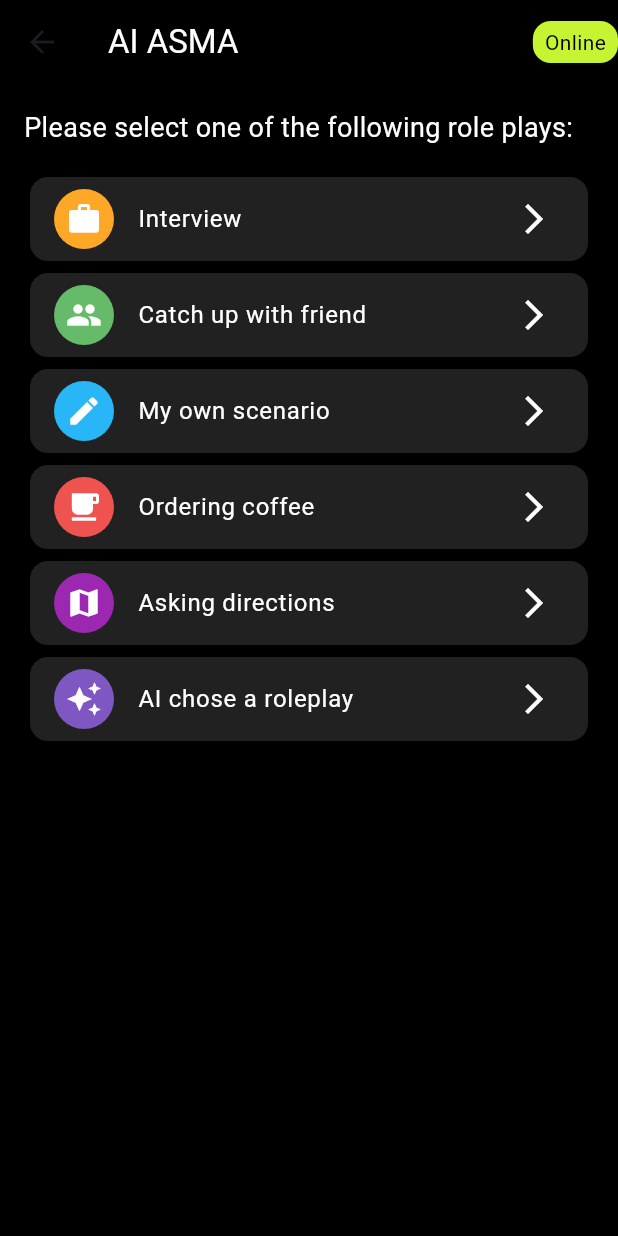
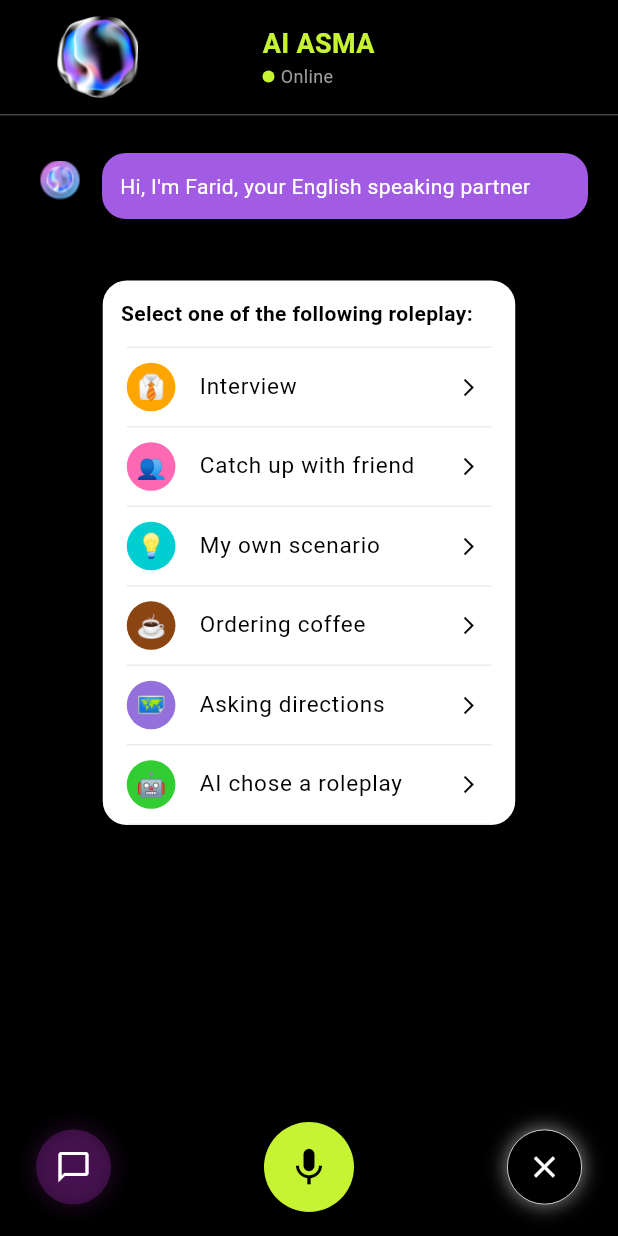
Before and after one commit to faridrazza/frontapp, a Flutter app: the SpeakWithAIScreen screen opened directly, on a phone screen of 412 x 824 dp. Run offline on Flutter 3.47's test engine with Material 3 defaults, Android fonts, the phone set to English and light mode, and no system bars; our stand-ins replace dio, equatable, flutter_bloc, flutter_secure_storage, google_fonts, intl_phone_number_input and 2 more; missing offline and left inert: flutter_sound; accounts and stored records are empty.

Commit message:
creating the chat screen

```diff
--- a/lib/features/speak_with_ai/presentation/screens/speak_with_ai_screen.dart
+++ b/lib/features/speak_with_ai/presentation/screens/speak_with_ai_screen.dart
@@ -14,34 +14,113 @@ class SpeakWithAIScreen extends StatelessWidget {
   Widget build(BuildContext context) {
     return Scaffold(
       backgroundColor: Colors.black,
-      appBar: AppBar(
-        backgroundColor: Colors.transparent,
-        elevation: 0,
-        title: Text('AI ASMA', style: TextStyle(color: Colors.white)),
-        actions: [
+      body: SafeArea(
+        child: Column(
+          children: [
+            _buildHeader(),
+            Divider(color: Colors.grey[800], height: 1),
+            Expanded(
+              child: BlocBuilder<SpeakWithAIBloc, SpeakWithAIState>(
+                builder: (context, state) {
+                  if (state is SpeakWithAIInitial) {
+                    return _buildInitialState(context);
+                  } else if (state is SpeakWithAIConversation) {
+                    return _buildConversationState(context, state);
+                  } else if (state is SpeakWithAIEnded) {
+                    return Center(child: Text('Roleplay ended. Feedback: ${state.feedback}', style: TextStyle(color: Colors.white)));
+                  } else if (state is SpeakWithAIError) {
+                    return Center(child: Text('Error: ${state.message}', style: TextStyle(color: Colors.white)));
+                  } else {
+                    return Center(child: CircularProgressIndicator(valueColor: AlwaysStoppedAnimation<Color>(Color(0xFFC6F432))));
+                  }
+                },
+              ),
+            ),
+            _buildBottomBar(context),
+          ],
+        ),
+      ),
+    );
+  }
+
+  Widget _buildHeader() {
+    return Padding(
+      // padding: const EdgeInsets.all(16.0),
+      padding: const EdgeInsets.symmetric(horizontal: 35.0, vertical: 8.0),
+      child: Row(
+        children: [
+          Image.asset('assets/images/AI.png', width: 60, height: 60),
+          SizedBox(width: 80),
+          Column(
+            crossAxisAlignment: CrossAxisAlignment.start,
+            children: [
+              Text('AI ASMA', style: TextStyle(color: Color(0xFFC6F432), fontSize: 18, fontWeight: FontWeight.bold)),
+              Row(
+                children: [
                   Container(
-            padding: EdgeInsets.symmetric(horizontal: 8, vertical: 4),
+                    width: 8,
+                    height: 8,
                     decoration: BoxDecoration(
                       color: Color(0xFFC6F432),
-              borderRadius: BorderRadius.circular(12),
+                      shape: BoxShape.circle,
                     ),
-            child: Text('Online', style: TextStyle(color: Colors.black)),
+                  ),
+                  SizedBox(width: 4),
+                  Text('Online', style: TextStyle(color: Colors.grey, fontSize: 12)),
+                ],
               ),
             ],
           ),
-      body: BlocBuilder<SpeakWithAIBloc, SpeakWithAIState>(
-        builder: (context, state) {
-          if (state is SpeakWithAIInitial) {
-            return RolePlayOptions(
+        ],
+      ),
+    );
+  }
+
+  Widget _buildInitialState(BuildContext context) {
+    return SingleChildScrollView(
+      child: Column(
+        children: [
+          Padding(
+            // padding: const EdgeInsets.all(16.0),
+            padding: const EdgeInsets.symmetric(horizontal: 20.0, vertical: 25.0),
+
+            child: Row(
+              crossAxisAlignment: CrossAxisAlignment.start,
+              children: [
+
+
+                Image.asset('assets/images/aichat.png', width: 40, height: 40),
+
+                SizedBox(width: 8),
+                Expanded(
+                  child: Container(
+                    padding: EdgeInsets.all(12),
+                    decoration: BoxDecoration(
+                      color: Color(0xFFA25BE3),
+                      borderRadius: BorderRadius.circular(16),
+                    ),
+                    child: Text(
+                      "Hi, I'm Farid, your English speaking partner",
+                      style: TextStyle(color: Colors.white, fontSize: 14),
+                    ),
+                  ),
+                ),
+              ],
+            ),
+          ),
+          SizedBox(height: 16),
+          RolePlayOptions(
             onSelectRolePlay: (scenario) {
               context.read<SpeakWithAIBloc>().add(StartRoleplay(scenario));
             },
+          ),
+        ],
+      ),
     );
-          } else if (state is SpeakWithAIConversation) {
-            return Column(
-              children: [
-                Expanded(
-                  child: ListView.builder(
+  }
+
+  Widget _buildConversationState(BuildContext context, SpeakWithAIConversation state) {
+    return ListView.builder(
       itemCount: state.messages.length,
       itemBuilder: (context, index) {
         final message = state.messages[index];
@@ -49,23 +128,66 @@ class SpeakWithAIScreen extends StatelessWidget {
             ? AiMessageBubble(message: message)
             : UserMessageBubble(message: message);
       },
-                  ),
-                ),
+    );
+  }
+
+  Widget _buildBottomBar(BuildContext context) {
+    return Container(
+      padding: EdgeInsets.symmetric(vertical: 16, horizontal: 24),
+      color: Colors.black,
+      child: Row(
+        mainAxisAlignment: MainAxisAlignment.spaceBetween,
+        children: [
+          _buildTextInputButton(),
           VoiceInputButton(
             onRecordingComplete: (message) {
               context.read<SpeakWithAIBloc>().add(SendMessage(message));
             },
           ),
+          _buildCancelButton(context),
         ],
+      ),
     );
-          } else if (state is SpeakWithAIEnded) {
-            return Center(child: Text('Roleplay ended. Feedback: ${state.feedback}'));
-          } else if (state is SpeakWithAIError) {
-            return Center(child: Text('Error: ${state.message}'));
-          } else {
-            return Center(child: CircularProgressIndicator());
   }
-        },
+
+  Widget _buildTextInputButton() {
+    return Container(
+      width: 50,
+      height: 50,
+      decoration: BoxDecoration(
+        shape: BoxShape.circle,
+        color: Colors.purple.withOpacity(0.3),
+        boxShadow: [
+          BoxShadow(
+            color: Colors.purple.withOpacity(0.2),
+            blurRadius: 10,
+            spreadRadius: 2,
+          ),
+        ],
+      ),
+      child: Icon(Icons.chat_bubble_outline, color: Colors.white),
+    );
+  }
+
+  Widget _buildCancelButton(BuildContext context) {
+    return Container(
+      width: 50,
+      height: 50,
+      decoration: BoxDecoration(
+        shape: BoxShape.circle,
+        color: Colors.black,
+        border: Border.all(color: Colors.white, width: 0.5),
+        boxShadow: [
+          BoxShadow(
+            color: Colors.white.withOpacity(0.5),
+            blurRadius: 10,
+            spreadRadius: 1,
+          ),
+        ],
+      ),
+      child: IconButton(
+        icon: Icon(Icons.close, color: Colors.white),
+        onPressed: () => Navigator.of(context).pop(),
       ),
     );
   }
--- a/lib/features/speak_with_ai/presentation/widgets/role_play_options.dart
+++ b/lib/features/speak_with_ai/presentation/widgets/role_play_options.dart
@@ -3,40 +3,83 @@ import 'package:flutter/material.dart';
 class RolePlayOptions extends StatelessWidget {
   final Function(String) onSelectRolePlay;
 
-  const RolePlayOptions({Key? key, required this.onSelectRolePlay}) : super(key: key);
+  RolePlayOptions({required this.onSelectRolePlay});
 
   @override
   Widget build(BuildContext context) {
-    return ListView(
-      padding: EdgeInsets.all(16),
+    return Padding(
+      padding: EdgeInsets.symmetric(horizontal: 16, vertical: 0),
+      child: Container(
+        width: 275,
+        decoration: BoxDecoration(
+          color: Colors.white,
+          borderRadius: BorderRadius.circular(16),
+        ),
+        child: Column(
+          mainAxisSize: MainAxisSize.min,
+          crossAxisAlignment: CrossAxisAlignment.start,
+          children: [
+            Padding(
+              padding: EdgeInsets.all(12),
+              child: Text(
+                'Select one of the following roleplay:',
+                style: TextStyle(
+                  color: Colors.black,
+                  fontWeight: FontWeight.bold,
+                  fontSize: 14,
+                ),
+              ),
+            ),
+            _buildOptionWithDividers('Interview', '👔', Color(0xFFFFA500)),
+            _buildOptionWithDividers('Catch up with friend', '👥', Color(0xFFFF69B4)),
+            _buildOptionWithDividers('My own scenario', '💡', Color(0xFF00CED1)),
+            _buildOptionWithDividers('Ordering coffee', '☕', Color(0xFF8B4513)),
+            _buildOptionWithDividers('Asking directions', '🗺️', Color(0xFF9370DB)),
+            _buildOptionWithDividers('AI chose a roleplay', '🤖', Color(0xFF32CD32), isLast: true),
+          ],
+        ),
+      ),
+    );
+  }
+
+  Widget _buildOptionWithDividers(String title, String emoji, Color color, {bool isLast = false}) {
+    return Column(
       children: [
-        Text(
-          'Please select one of the following role plays:',
-          style: TextStyle(color: Colors.white, fontSize: 18),
+        _buildDivider(),
+        Padding(
+          padding: EdgeInsets.symmetric(vertical: 6),
+          child: _buildOption(title, emoji, color),
         ),
-        SizedBox(height: 16),
-        _buildOptionTile('Interview', Icons.work, Color(0xFFFFA726)),
-        _buildOptionTile('Catch up with friend', Icons.people, Color(0xFF66BB6A)),
-        _buildOptionTile('My own scenario', Icons.create, Color(0xFF29B6F6)),
-        _buildOptionTile('Ordering coffee', Icons.local_cafe, Color(0xFFEF5350)),
-        _buildOptionTile('Asking directions', Icons.map, Color(0xFF9C27B0)),
-        _buildOptionTile('AI chose a roleplay', Icons.auto_awesome, Color(0xFF7E57C2)),
+        if (isLast) _buildDivider(),
       ],
     );
   }
 
-  Widget _buildOptionTile(String title, IconData icon, Color color) {
-    return Card(
-      color: Colors.grey[900],
-      child: ListTile(
-        leading: CircleAvatar(
-          backgroundColor: color,
-          child: Icon(icon, color: Colors.white),
+  Widget _buildOption(String title, String emoji, Color color) {
+    return ListTile(
+      dense: true,
+      visualDensity: VisualDensity(vertical: -2),
+      leading: Container(
+        padding: EdgeInsets.all(6),
+        decoration: BoxDecoration(
+          color: color,
+          shape: BoxShape.circle,
         ),
-        title: Text(title, style: TextStyle(color: Colors.white)),
-        trailing: Icon(Icons.arrow_forward_ios, color: Colors.white),
-        onTap: () => onSelectRolePlay(title),
+        child: Text(emoji, style: TextStyle(fontSize: 16)),
       ),
+      title: Text(title, style: TextStyle(color: Colors.black, fontSize: 15)),
+      trailing: Icon(Icons.arrow_forward_ios, color: Colors.black, size: 14),
+      onTap: () => onSelectRolePlay(title),
+    );
+  }
+
+  Widget _buildDivider() {
+    return Divider(
+      color: Colors.grey.withOpacity(0.2),
+      height: 1,
+      thickness: 1,
+      indent: 16,
+      endIndent: 16,
     );
   }
 }
--- a/lib/features/speak_with_ai/presentation/widgets/voice_input_button.dart
+++ b/lib/features/speak_with_ai/presentation/widgets/voice_input_button.dart
@@ -2,64 +2,25 @@ import 'package:flutter/material.dart';
 import '../../../../core/utils/audio_utils.dart';
 import 'package:speech_to_text/speech_to_text.dart' as stt;
 
-class VoiceInputButton extends StatefulWidget {
+class VoiceInputButton extends StatelessWidget {
   final Function(String) onRecordingComplete;
 
-  const VoiceInputButton({Key? key, required this.onRecordingComplete}) : super(key: key);
-
-  @override
-  _VoiceInputButtonState createState() => _VoiceInputButtonState();
-}
-
-class _VoiceInputButtonState extends State<VoiceInputButton> {
-  bool _isListening = false;
-  stt.SpeechToText _speech = stt.SpeechToText();
-
-  @override
-  void initState() {
-    super.initState();
-    AudioUtils.initRecorder();
-  }
-
-  void _listen() async {
-    if (!_isListening) {
-      bool available = await _speech.initialize(
-        onStatus: (status) => print('onStatus: $status'),
-        onError: (errorNotification) => print('onError: $errorNotification'),
-      );
-      if (available) {
-        setState(() => _isListening = true);
-        _speech.listen(
-          onResult: (result) {
-            if (result.finalResult) {
-              widget.onRecordingComplete(result.recognizedWords);
-              setState(() => _isListening = false);
-            }
-          },
-        );
-      }
-    } else {
-      setState(() => _isListening = false);
-      _speech.stop();
-    }
-  }
+  VoiceInputButton({required this.onRecordingComplete});
 
   @override
   Widget build(BuildContext context) {
     return GestureDetector(
-      onTap: _listen,
+      onTap: () {
+        // TODO: Implement voice recording functionality
+      },
       child: Container(
-        padding: EdgeInsets.all(12),
-        margin: EdgeInsets.all(16),
+        width: 60,
+        height: 60,
         decoration: BoxDecoration(
           color: Color(0xFFC6F432),
           shape: BoxShape.circle,
         ),
-        child: Icon(
-          _isListening ? Icons.mic : Icons.mic_none,
-          color: Colors.black,
-          size: 30,
-        ),
+        child: Icon(Icons.mic, color: Colors.black, size: 30),
       ),
     );
   }
--- a/pubspec.yaml
+++ b/pubspec.yaml
@@ -83,8 +83,10 @@ flutter:
     - assets/images/design.png
     - assets/images/aiorb.png
     - assets/images/waveleft.png
-    # - assets/images/waveleft.png
-    # - assets/images/design.png  # Uncomment this when you have the design.png file
+    - assets/images/AI.png
+    - assets/images/aichat.png
+    # - assets/images/record.png
+    # - assets/images/ai_avatar.png
 
   # An image asset can refer to one or more resolution-specific "variants", see
   # https://flutter.dev/to/resolution-aware-images
```
Also changed, not shown: assets/images/AI.png (added), assets/images/aichat.png (added), assets/images/record.png (added), assets/images/recordd.png (added). Lines whose indentation alone changed are shown as unchanged.
